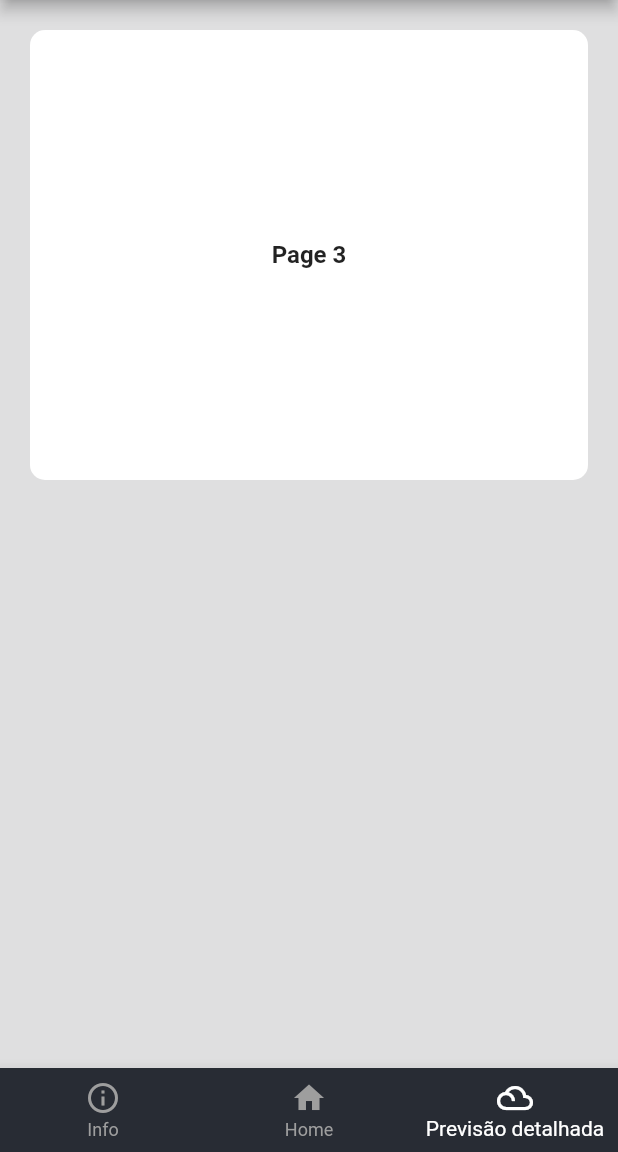
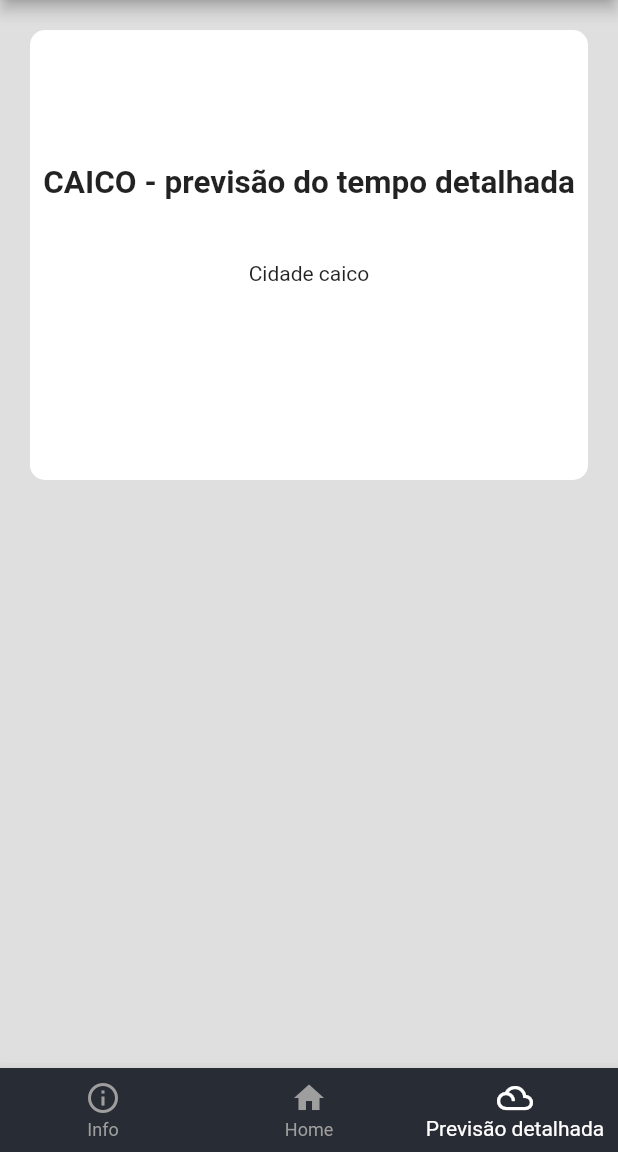
Before and after one commit to ricsjs/forecast-now-flutter, a Flutter app: the screen it shows after launch, item 3 of the bottom bar chosen, on a phone screen of 412 x 824 dp, the part 84-1236 px from its top. Run offline on Flutter 3.47's test engine with Material 2 defaults, Android fonts, the phone set to English and light mode, and no system bars; our stand-ins replace flutter_hooks; network calls fail.

Commit message:
feat: starting build pag 3(#22)

```diff
--- a/lib/main.dart
+++ b/lib/main.dart
@@ -56,7 +56,7 @@ class _MyAppState extends State<MyApp> {
   late String valorTextField;
   TextEditingController _controller = TextEditingController();
   late PageController _pageController;
-  int _currentPage = 0;
+  int _currentPage = 1;
 
   @override
   void initState() {
@@ -115,25 +115,21 @@ class _MyAppState extends State<MyApp> {
                       });
                     },
                     children: [
-                      Column(
+                      // PÁGINA 1
+                      const Column(
                         mainAxisAlignment: MainAxisAlignment.center,
                         children: [
-                          const Text(
+                          Text(
                             'Page 1',
                             style: TextStyle(
-                              fontSize: 16,
+                              fontSize: 21,
                               fontWeight: FontWeight.bold,
                             ),
                           ),
                         ],
                       ),
-                      Container(
-                        height: 300,
-                        decoration: BoxDecoration(
-                          color: Colors.white,
-                          borderRadius: BorderRadius.circular(10.0),
-                        ),
-                        child: Column(
+                      // PÁGINA 2
+                      Column(
                         mainAxisAlignment: MainAxisAlignment.center,
                         children: [
                           const Text(
@@ -147,7 +143,7 @@ class _MyAppState extends State<MyApp> {
                             child: TextField(
                               controller: _controller,
                               onChanged: (value) {},
-                                decoration: InputDecoration(
+                              decoration: const InputDecoration(
                                 hintText: 'Digite uma cidade...',
                                 icon: Icon(Icons.search),
                               ),
@@ -165,7 +161,7 @@ class _MyAppState extends State<MyApp> {
                                   valorTextField = _controller.text;
                                 });
                               },
-                                child: Text('Buscar')),
+                              child: const Text('Buscar')),
                           FutureBuilder<WeatherData>(
                             future: fetchWeatherData(valorTextField),
                             builder: (context, snapshot) {
@@ -216,19 +212,22 @@ class _MyAppState extends State<MyApp> {
                             },
                           ),
                         ],
-
-                          // container I
                       ),
-                      ),
+                      // PAGINA 3
                       Column(
                         mainAxisAlignment: MainAxisAlignment.center,
                         children: [
-                          const Text(
-                            'Page 3',
-                            style: TextStyle(
-                              fontSize: 16,
+                          Text(
+                            '${valorTextField.toUpperCase()} - previsão do tempo detalhada',
+                            style: const TextStyle(
+                              fontSize: 21,
                               fontWeight: FontWeight.bold,
                             ),
+                          ),
+                          Padding(
+                            padding: const EdgeInsets.symmetric(
+                                vertical: 40.0, horizontal: 20.0),
+                            child: Text('Cidade $valorTextField'),
                           ),
                         ],
                       ),
```
Lines whose indentation alone changed are shown as unchanged.
